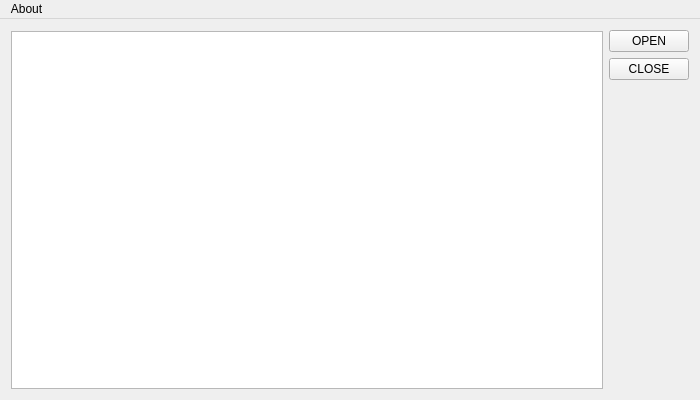
Before: the Qt Designer form firmware/host/pro2_spectrum/mainwindow.ui in kgat96/ubermini, drawn with Qt 5.
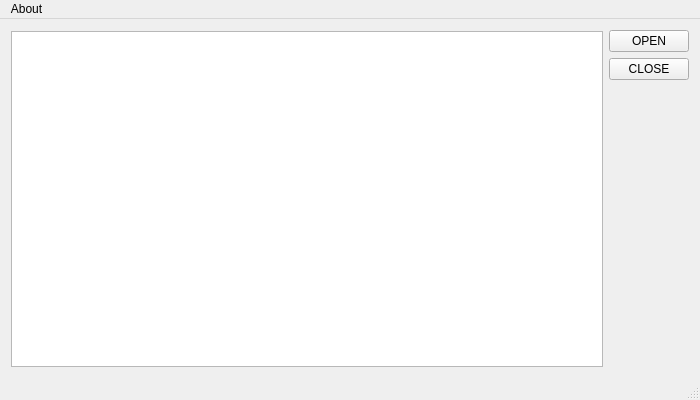
After: the same form once the commit is applied. Custom widgets are drawn as their Qt base class.

What changed in the file:
```diff
--- a/firmware/host/pro2_spectrum/mainwindow.ui
+++ b/firmware/host/pro2_spectrum/mainwindow.ui
@@ -93,6 +93,7 @@
    </widget>
    <addaction name="menuAbout"/>
   </widget>
+  <widget class="QStatusBar" name="statusBar"/>
  </widget>
  <layoutdefault spacing="6" margin="11"/>
  <customwidgets>
```
